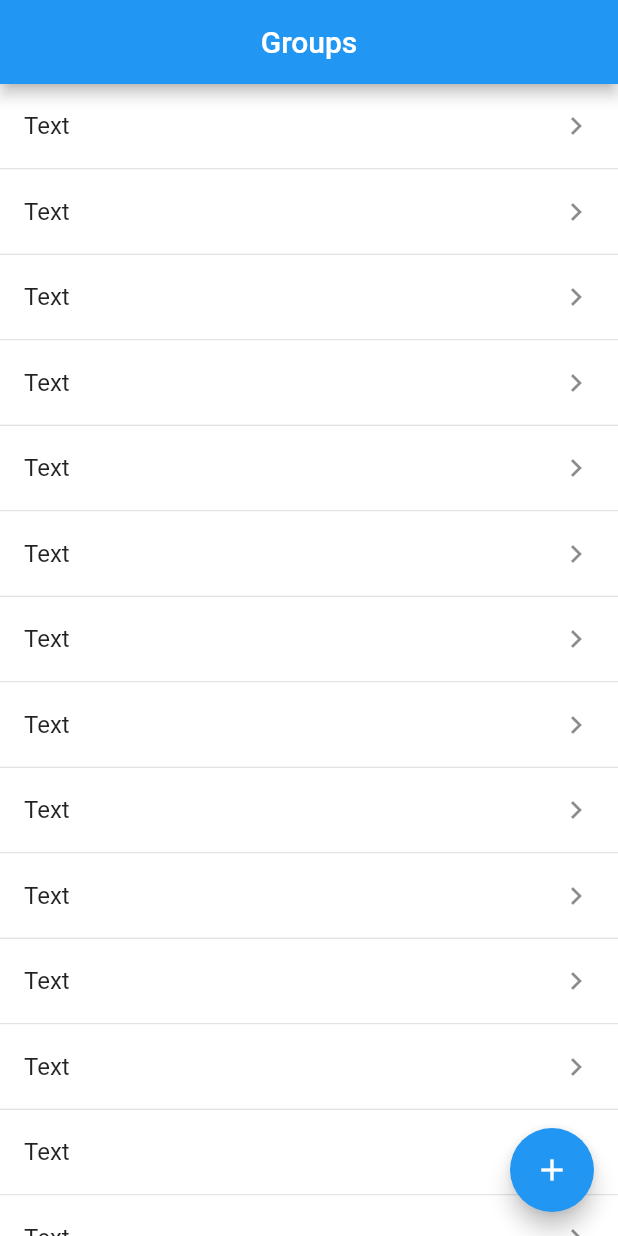
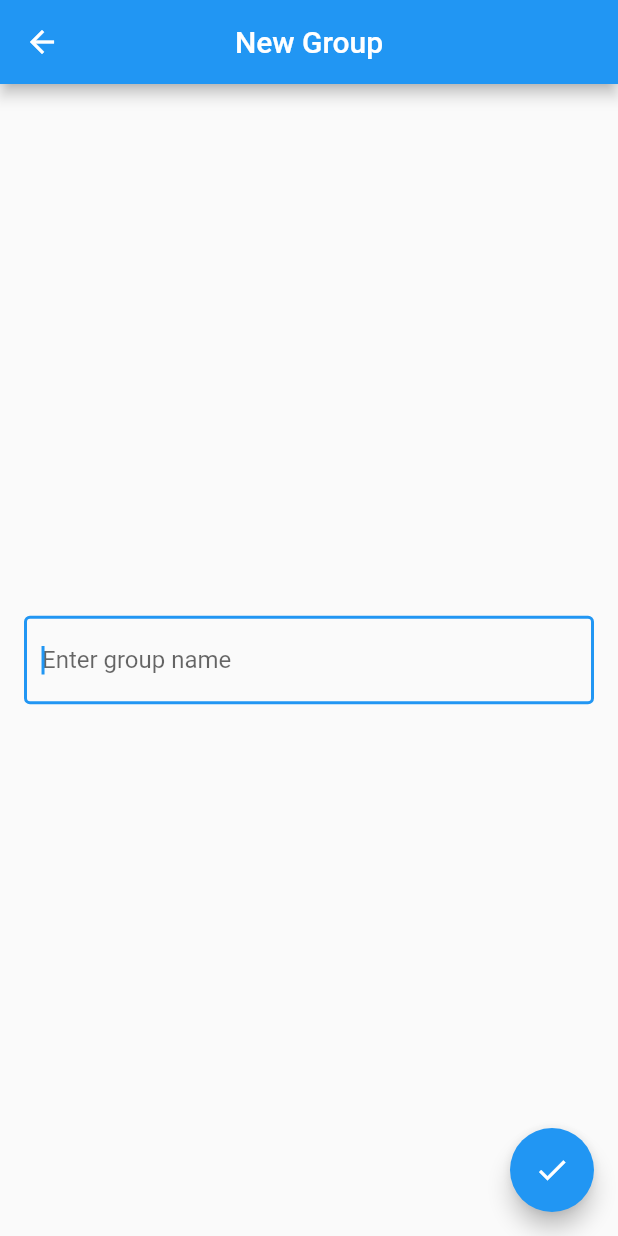
Before and after one commit to vl95ad15/flutter_todo, a Flutter app: the screen it shows after launch, after a tap on the "add" icon, on a phone screen of 412 x 824 dp. Run offline on Flutter 3.47's test engine with Material 2 defaults, Android fonts, the phone set to English and light mode, and no system bars; drawn by our look-alikes of flutter_slidable.

Commit message:
add group form

```diff
--- a/lib/widgets/app/my_app.dart
+++ b/lib/widgets/app/my_app.dart
@@ -1,4 +1,5 @@
 import 'package:flutter/material.dart';
+import 'package:flutter_todo/widgets/group_form/group_form_widget.dart';
 import 'package:flutter_todo/widgets/groups/groups_widget.dart';
 
 class MyApp extends StatelessWidget {
@@ -10,6 +11,7 @@ class MyApp extends StatelessWidget {
       title: 'ToDO',
       routes: {
         '/groups': (context) => const GroupsWidget(),
+        '/groups/form': (context) => const GroupFormWidget(),
       },
       initialRoute: '/groups',
       theme: ThemeData(
--- /dev/null
+++ b/lib/widgets/group_form/group_form_widget.dart
@@ -0,0 +1,40 @@
+import 'package:flutter/material.dart';
+
+class GroupFormWidget extends StatelessWidget {
+  const GroupFormWidget({super.key});
+
+  @override
+  Widget build(BuildContext context) {
+    return Scaffold(
+      appBar: AppBar(
+        title: const Text('New Group'),
+        centerTitle: true,
+      ),
+      body: const Center(
+        child: Padding(
+          padding: EdgeInsets.symmetric(horizontal: 16),
+          child: _GroupNameWidget(),
+        ),
+      ),
+      floatingActionButton: FloatingActionButton(
+        onPressed: () {},
+        child: const Icon(Icons.done),
+      ),
+    );
+  }
+}
+
+class _GroupNameWidget extends StatelessWidget {
+  const _GroupNameWidget();
+
+  @override
+  Widget build(BuildContext context) {
+    return const TextField(
+      autofocus: true,
+      decoration: InputDecoration(
+        border: OutlineInputBorder(),
+        hintText: 'Enter group name',
+      ),
+    );
+  }
+}
--- a/lib/widgets/groups/groups_widget.dart
+++ b/lib/widgets/groups/groups_widget.dart
@@ -3,6 +3,10 @@ import 'package:flutter_slidable/flutter_slidable.dart';
 
 class GroupsWidget extends StatelessWidget {
   const GroupsWidget({super.key});
+
+  void showForm(BuildContext context) {
+    Navigator.of(context).pushNamed('/groups/form');
+  }
 
   @override
   Widget build(BuildContext context) {
@@ -13,7 +17,7 @@ class GroupsWidget extends StatelessWidget {
       ),
       body: const _GroupListWidget(),
       floatingActionButton: FloatingActionButton(
-        onPressed: () {},
+        onPressed: () => showForm(context),
         child: const Icon(Icons.add),
       ),
     );
```
Also changed, not shown: lib/widgets/group_form/group_form_widget_model.dart (added).
